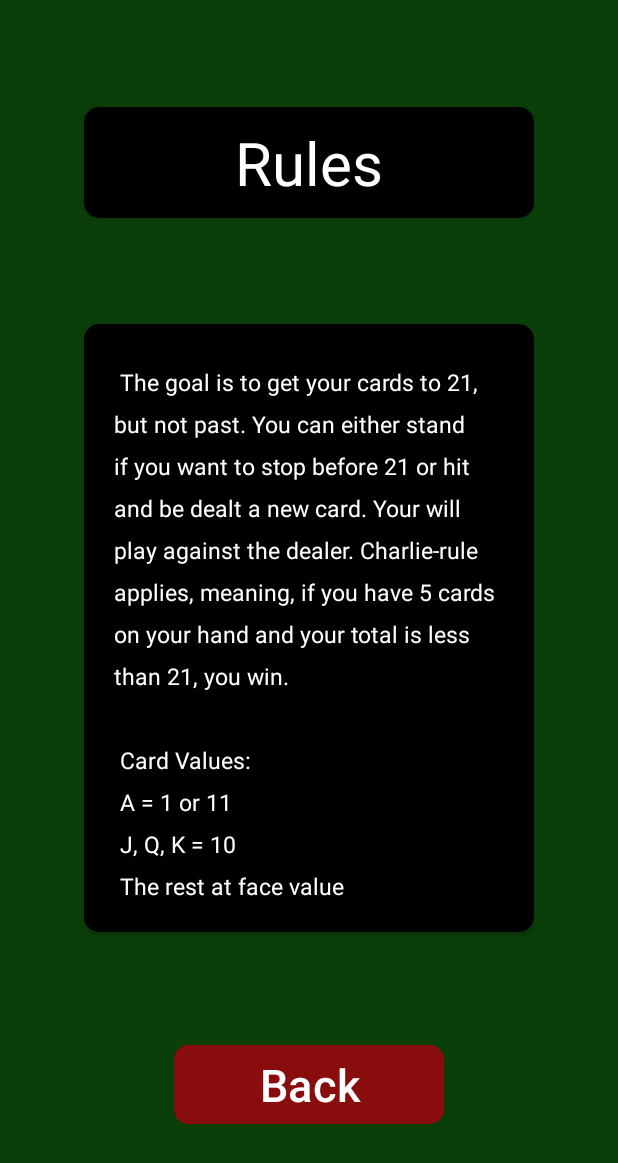
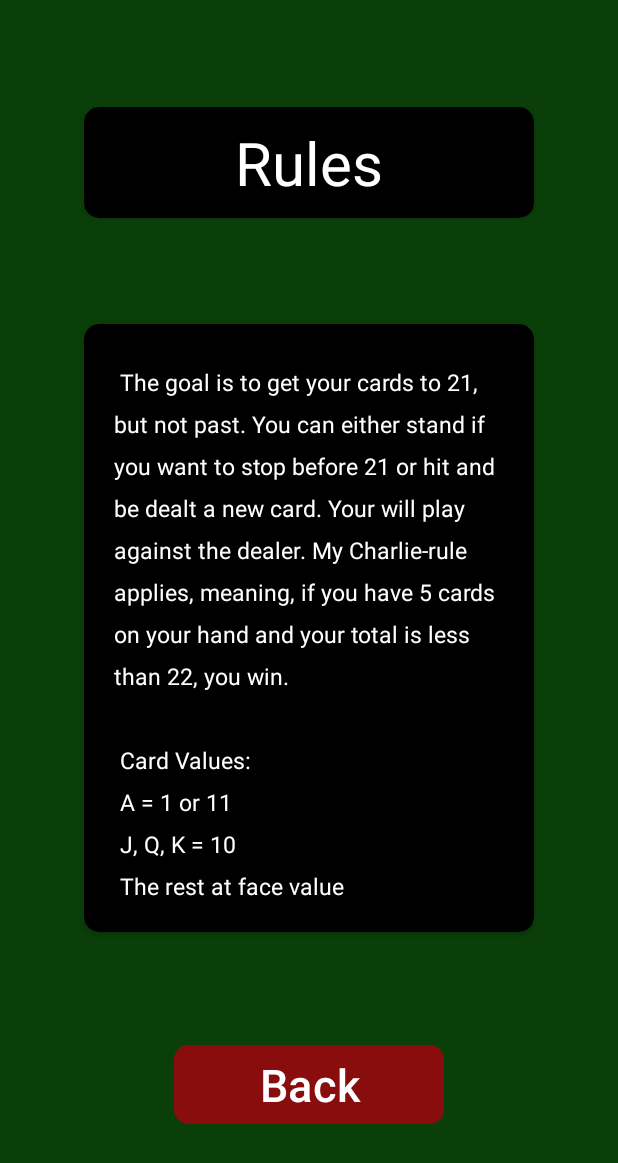
Before and after one commit to vandringskompis/RedJillCardGame, an Android app: the RulesActivity screen opened directly, with no data from a screen before it, on a phone screen of 412 x 824 dp. Shown: the top 1163 px of the screen. Run offline under Robolectric (Android 15) with nearby library versions, the phone set to English and light mode, and no system bars.

Commit message:
Changed charlie-rule, to 5 cards and its total value is less than 22, then they win instead of the real rule of less than 21.

```diff
--- a/app/src/main/java/com/example/blackjill/GameboardActivity.kt
+++ b/app/src/main/java/com/example/blackjill/GameboardActivity.kt
@@ -253,7 +253,7 @@ class GameboardActivity : AppCompatActivity() {
             winning()
 
             //Charlie-rule
-        } else if (hitCounter == 4 && playerScoreResult < 21) {
+        } else if (hitCounter == 4 && playerScoreResult < 22) {
             winning()
 
         } else if (playerScoreResult > 21) {
--- a/app/src/main/java/com/example/blackjill/WinningLogicHandler.kt
+++ b/app/src/main/java/com/example/blackjill/WinningLogicHandler.kt
@@ -37,10 +37,11 @@ class WinningLogicHandler(
             redJill(player2)
             //Charlie-rule
         }
-        if (player1.hitCounter == 3 && player1.scoreResult < 21) {
+        if (player1.hitCounter == 3 && player1.scoreResult < 22) {
             winning(player1)
         }
-        if (player2.hitCounter == 6 && player2.scoreResult < 21) {
+
+        if (player2.hitCounter == 6 && player2.scoreResult < 22) {
             winning(player2)
         }
         if (player1.scoreResult > 21) {
--- a/app/src/main/res/values/strings.xml
+++ b/app/src/main/res/values/strings.xml
@@ -4,8 +4,8 @@
     <string name="rules">
         \n
 The goal is to get your cards to 21, but not past. You can either stand if you want to stop
-        before 21 or hit and be dealt a new card. Your will play against the dealer. Charlie-rule
-        applies, meaning, if you have 5 cards on your hand and your total is less than 21, you win.
+        before 21 or hit and be dealt a new card. Your will play against the dealer. My "Charlie-rule"
+        applies, meaning, if you have 5 cards on your hand and your total is less than 22, you win.
 \n\n
 Card Values:\n
 A = 1 or 11\n
```
Also changed, not shown: 1 other file.
